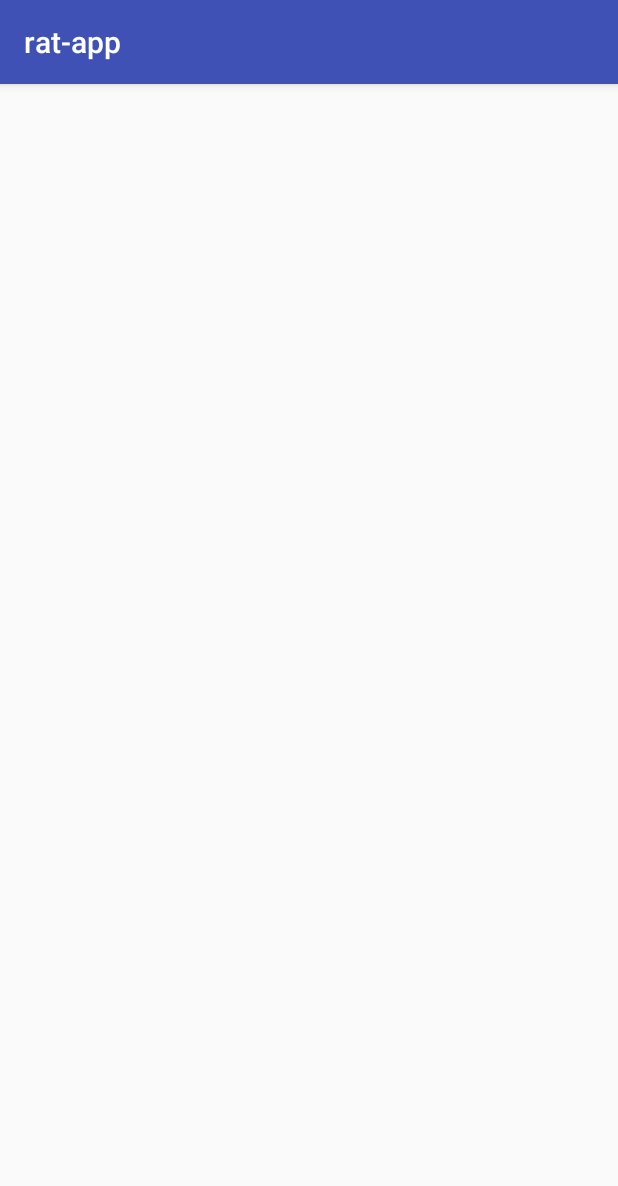
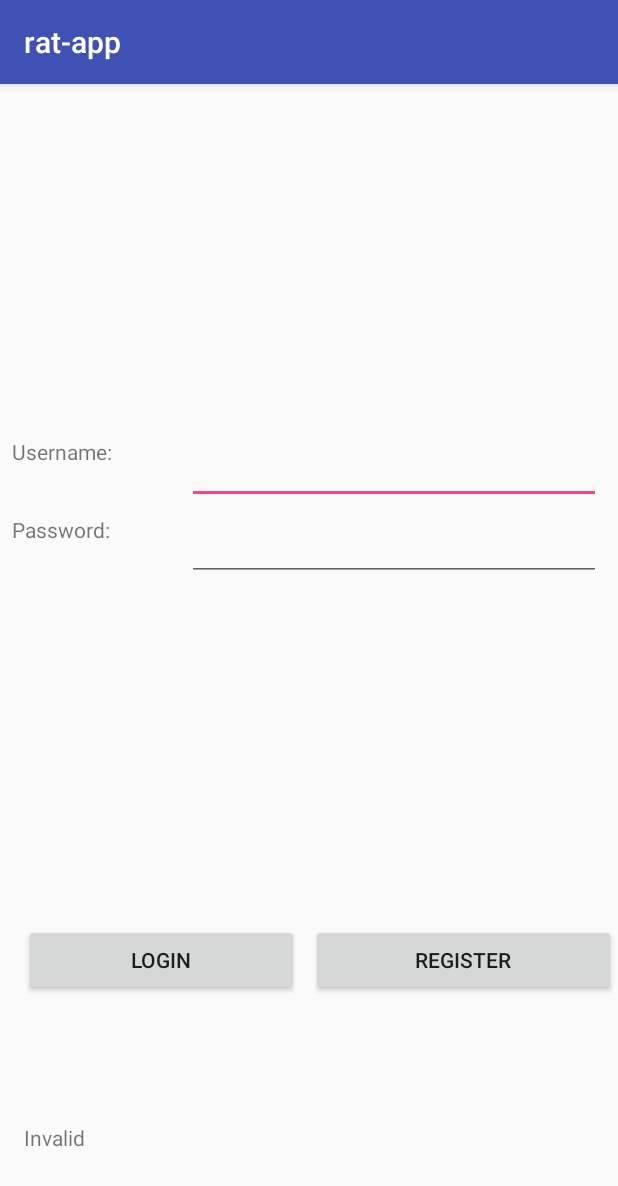
Before and after one commit to bvicinay/rat-app, an Android app: the screen it shows after launch (WelcomeActivity before the commit, LoginActivity after it), after a tap on "Username:", on a phone screen of 412 x 824 dp. Shown: the top 1186 px of the screen. Run offline under Robolectric (Android 15) with nearby library versions, the phone set to English and light mode, and no system bars; 1 statement that could not run was skipped.

Commit message:
minor changes login activity

```diff
--- a/app/src/main/java/cs2340/rat_app/controller/LoginActivity.java
+++ b/app/src/main/java/cs2340/rat_app/controller/LoginActivity.java
@@ -25,8 +25,10 @@ public class LoginActivity extends AppCompatActivity {
     }
 
     public void login(View view) {
-        Intent intent = new Intent(this, WelcomeActivity.class);
-        startActivity(intent);
+        if (login()) {
+            Intent intent = new Intent(this, WelcomeActivity.class);
+            startActivity(intent);
+        }
     }
 
     public void goToRegister(View view) {
--- a/app/src/main/res/layout/activity_login.xml
+++ b/app/src/main/res/layout/activity_login.xml
@@ -62,7 +62,9 @@
         app:layout_constraintTop_toBottomOf="@+id/textView4"
         tools:layout_constraintLeft_creator="1"
         android:layout_marginBottom="8dp"
-        app:layout_constraintLeft_toLeftOf="@+id/textView4" />
+        app:layout_constraintLeft_toLeftOf="@+id/textView4"
+        app:layout_constraintHorizontal_bias="0.0"
+        app:layout_constraintVertical_bias="0.0" />
 
     <EditText
         android:id="@+id/editText3"
```
Also changed, not shown: app/src/main/res/layout/activity_welcome.xml (+15 -0 lines).
